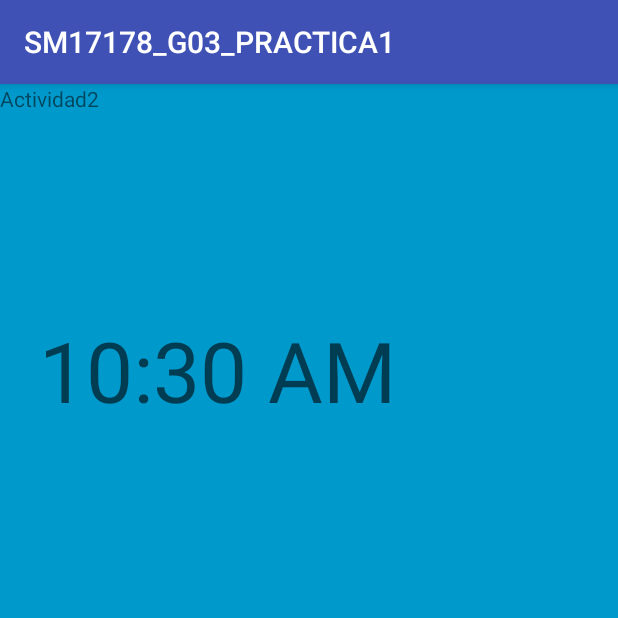
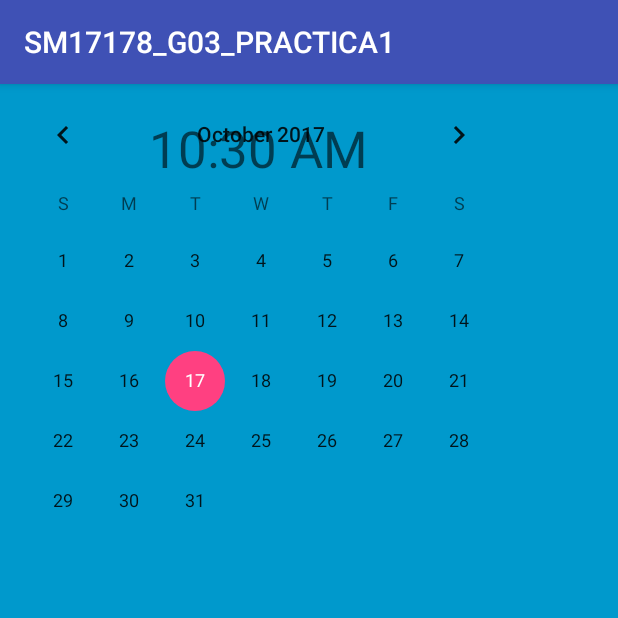
Before and after one commit to pmb00023/SM17178_G03_PRACTICA3, an Android app: the screen it shows after launch (ServiceActivity), after a tap on "CONECTAR", on a phone screen of 412 x 824 dp, the top half of it. Run offline under Robolectric (Android 15) with nearby library versions, the phone set to English and light mode, and no system bars; 2 other taps on this screen came first.

Commit message:
algunos cambios y modificaciones visuales 2

```diff
--- a/app/src/main/java/es/ujaen/git/sm17178_g03_practica1/LoginFragment.java
+++ b/app/src/main/java/es/ujaen/git/sm17178_g03_practica1/LoginFragment.java
@@ -96,7 +96,8 @@ public class LoginFragment extends Fragment {
                 ConnectionUserData data = new ConnectionUserData(
                         s_user,s_pass,s_ip,port2
                 );
-                Toast.makeText(getContext(),"Hola "+s_user+" "+s_pass+" "+s_ip+":"+port2,Toast.LENGTH_LONG).show();
+                Toast.makeText(getContext(),"Hola "+s_user+" con contraseña: "+s_pass+"\n Con direccion Ip" +
+                        ""+s_ip+"y puerto:"+port2+"\n Aquí le dejamos el calendario del mes",Toast.LENGTH_LONG).show();
                 TareaAutentica tarea = new TareaAutentica();
                 tarea.execute(data);
 
--- a/app/src/main/res/layout/activity_service.xml
+++ b/app/src/main/res/layout/activity_service.xml
@@ -7,20 +7,19 @@
     android:background="@android:color/holo_blue_dark"
     tools:context="es.ujaen.git.sm17178_g03_practica1.ServiceActivity">
 
-    <TextView
-        android:id="@+id/Actividad"
+    <TextClock
+        android:id="@+id/textClock"
+        android:layout_width="344dp"
+        android:layout_height="85dp"
+        android:gravity="center"
+        android:textAppearance="@style/TextAppearance.AppCompat.Display1"
+        tools:layout_editor_absoluteX="8dp"
+        tools:layout_editor_absoluteY="-3dp" />
+
+    <CalendarView
+        android:id="@+id/calendarView"
         android:layout_width="wrap_content"
         android:layout_height="wrap_content"
-        android:text="Actividad2"
-        tools:layout_editor_absoluteX="139dp"
-        tools:layout_editor_absoluteY="201dp" />
-
-    <TextClock
-        android:id="@+id/textClock"
-        android:layout_width="289dp"
-        android:layout_height="381dp"
-        android:gravity="center"
-        android:textAppearance="@style/TextAppearance.AppCompat.Display3"
-        tools:layout_editor_absoluteX="36dp"
-        tools:layout_editor_absoluteY="45dp" />
+        tools:layout_editor_absoluteX="6dp"
+        tools:layout_editor_absoluteY="86dp" />
 </android.support.constraint.ConstraintLayout>
```
Also changed, not shown: app/src/main/res/layout/fragment_login.xml (+0 -19 lines).
